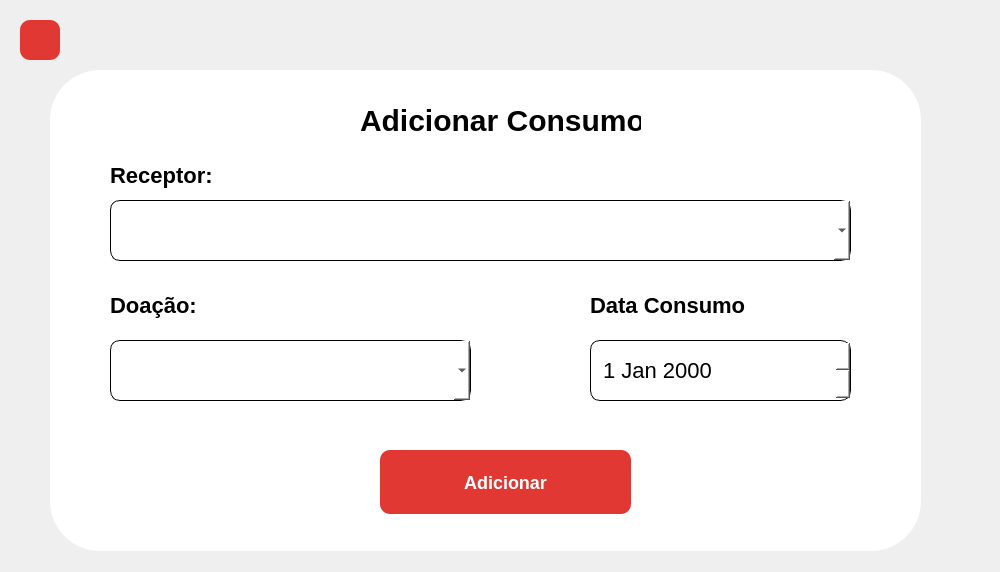
This is src/Graphics/Edit/EditProfissional/editprofissional.ui in INF112-Programacao2/20222-team-1 as Qt 5 draws it before an edit. The edited form follows.
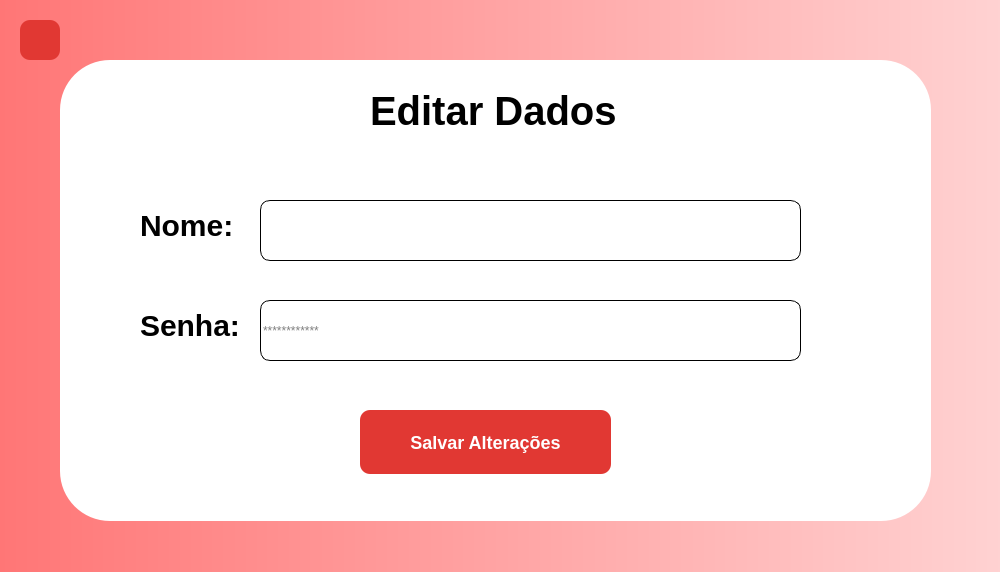
This is the edited form. Icons and pictures are not drawn.

```diff
--- a/src/Graphics/Edit/EditProfissional/editprofissional.ui
+++ b/src/Graphics/Edit/EditProfissional/editprofissional.ui
@@ -25,6 +25,9 @@
   <property name="windowTitle">
    <string>MainWindow</string>
   </property>
+  <property name="styleSheet">
+   <string notr="true">QWidget#centralwidget{background-color: qlineargradient(spread:pad, x1:0, y1:0, x2:1, y2:0, stop:0 rgba(255,118,118,1), stop:1 rgba(255,210,210,1));}</string>
+  </property>
   <widget class="QWidget" name="centralwidget">
    <property name="minimumSize">
     <size>
@@ -41,10 +44,10 @@
    <widget class="QFrame" name="frAdicionarConsumo">
     <property name="geometry">
      <rect>
-      <x>50</x>
-      <y>70</y>
+      <x>60</x>
+      <y>60</y>
       <width>871</width>
-      <height>481</height>
+      <height>461</height>
      </rect>
     </property>
     <property name="styleSheet">
@@ -62,7 +65,7 @@
       <rect>
        <x>310</x>
        <y>30</y>
-       <width>281</width>
+       <width>251</width>
        <height>41</height>
       </rect>
      </property>
@@ -74,21 +77,21 @@
      </property>
      <property name="styleSheet">
       <string notr="true">font-weight: 700;
-font-size: 30px;
+font-size: 40px;
 line-height: 36px;
 color: #000000;
 
 </string>
      </property>
      <property name="text">
-      <string>Adicionar Consumo</string>
+      <string>Editar Dados </string>
      </property>
     </widget>
     <widget class="QPushButton" name="buttonAdd">
      <property name="geometry">
       <rect>
-       <x>330</x>
-       <y>380</y>
+       <x>300</x>
+       <y>350</y>
        <width>251</width>
        <height>64</height>
       </rect>
@@ -103,15 +106,15 @@
 </string>
      </property>
      <property name="text">
-      <string>Adicionar</string>
+      <string>Salvar Alterações</string>
      </property>
     </widget>
-    <widget class="QComboBox" name="comboReceptor">
+    <widget class="QLineEdit" name="inputNome">
      <property name="geometry">
       <rect>
-       <x>60</x>
-       <y>130</y>
-       <width>741</width>
+       <x>200</x>
+       <y>140</y>
+       <width>541</width>
        <height>61</height>
       </rect>
      </property>
@@ -119,105 +122,79 @@
       <string/>
      </property>
      <property name="styleSheet">
-      <string notr="true">border: 1px solid black;
-border-radius: 10px;</string>
+      <string notr="true">
+background: #FFFFFF;
+border: 0.5px solid #000000;
+border-radius: 10px;
+</string>
      </property>
     </widget>
     <widget class="QLabel" name="txtDataConsumo">
      <property name="geometry">
       <rect>
-       <x>540</x>
-       <y>220</y>
-       <width>191</width>
+       <x>80</x>
+       <y>150</y>
+       <width>101</width>
        <height>31</height>
       </rect>
      </property>
      <property name="styleSheet">
       <string notr="true">font-weight: 700;
-font-size: 22px;
+font-size: 30px;
 line-height: 19px;
 color: #000000;
 </string>
      </property>
      <property name="text">
-      <string>Data Consumo</string>
+      <string>Nome: </string>
      </property>
     </widget>
     <widget class="QLabel" name="txtReceptor">
      <property name="geometry">
       <rect>
-       <x>60</x>
-       <y>90</y>
-       <width>191</width>
+       <x>80</x>
+       <y>250</y>
+       <width>101</width>
        <height>31</height>
       </rect>
      </property>
      <property name="styleSheet">
       <string notr="true">font-weight: 700;
-font-size: 22px;
+font-size: 30px;
 line-height: 19px;
 color: #000000;
-
 </string>
      </property>
      <property name="text">
-      <string>Receptor: </string>
+      <string>Senha: </string>
      </property>
     </widget>
-    <widget class="QLabel" name="txtDoacao">
+    <widget class="QLineEdit" name="inputSenha">
      <property name="geometry">
       <rect>
-       <x>60</x>
-       <y>220</y>
-       <width>191</width>
-       <height>31</height>
+       <x>200</x>
+       <y>240</y>
+       <width>541</width>
+       <height>61</height>
       </rect>
      </property>
      <property name="styleSheet">
-      <string notr="true">font-weight: 700;
-font-size: 22px;
-line-height: 19px;
-color: #000000;
-
-</string>
+      <string notr="true">background: #FFFFFF;
+border: 0.5px solid #000000;
+border-radius: 10px;
+color:#000000;</string>
      </property>
      <property name="text">
-      <string>Doação: </string>
-     </property>
-    </widget>
-    <widget class="QComboBox" name="comboDoacao">
-     <property name="geometry">
-      <rect>
-       <x>60</x>
-       <y>270</y>
-       <width>361</width>
-       <height>61</height>
-      </rect>
-     </property>
-     <property name="statusTip">
       <string/>
      </property>
-     <property name="styleSheet">
-      <string notr="true">border: 1px solid black;
-border-radius: 10px;</string>
+     <property name="echoMode">
+      <enum>QLineEdit::Password</enum>
      </property>
-    </widget>
-    <widget class="QDateEdit" name="dateConsumo">
-     <property name="geometry">
-      <rect>
-       <x>540</x>
-       <y>270</y>
-       <width>261</width>
-       <height>61</height>
-      </rect>
+     <property name="placeholderText">
+      <string>************</string>
      </property>
-     <property name="styleSheet">
-      <string notr="true">border: 1px solid black;
-color: black;
-font-size: 22px;
-padding-left: 10px;
-border-radius:10px;
-</string>
+     <property name="cursorMoveStyle">
+      <enum>Qt::VisualMoveStyle</enum>
      </property>
     </widget>
    </widget>
```
Left out of the diff: 14 changed lines with no effect on the pictures.
